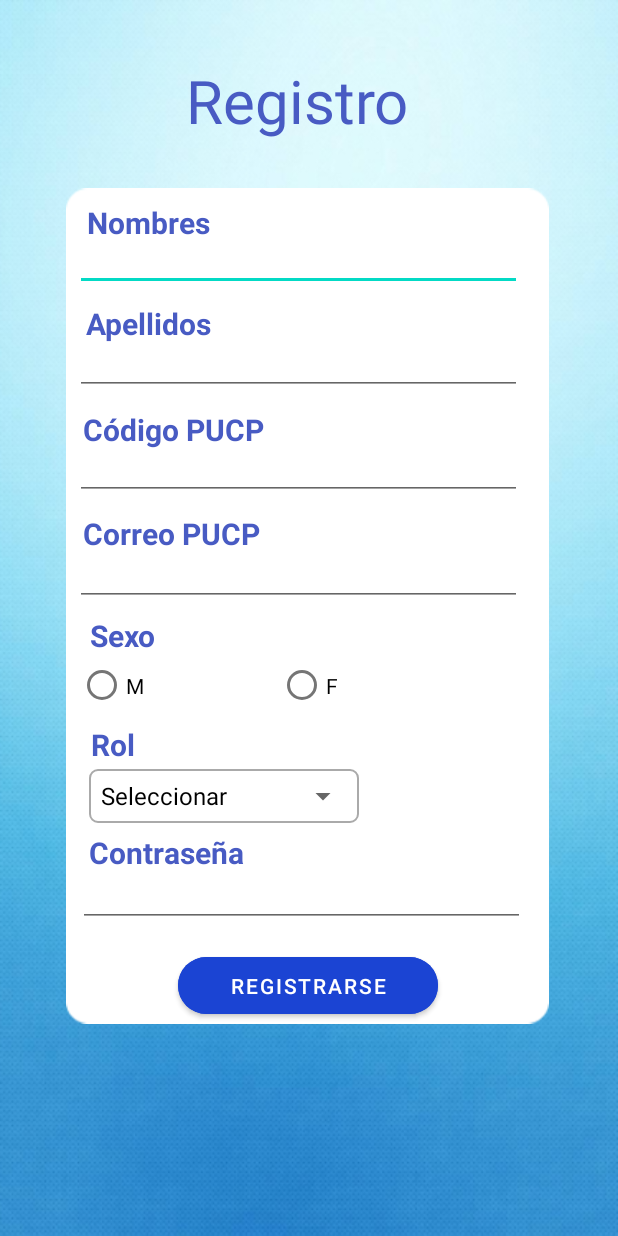
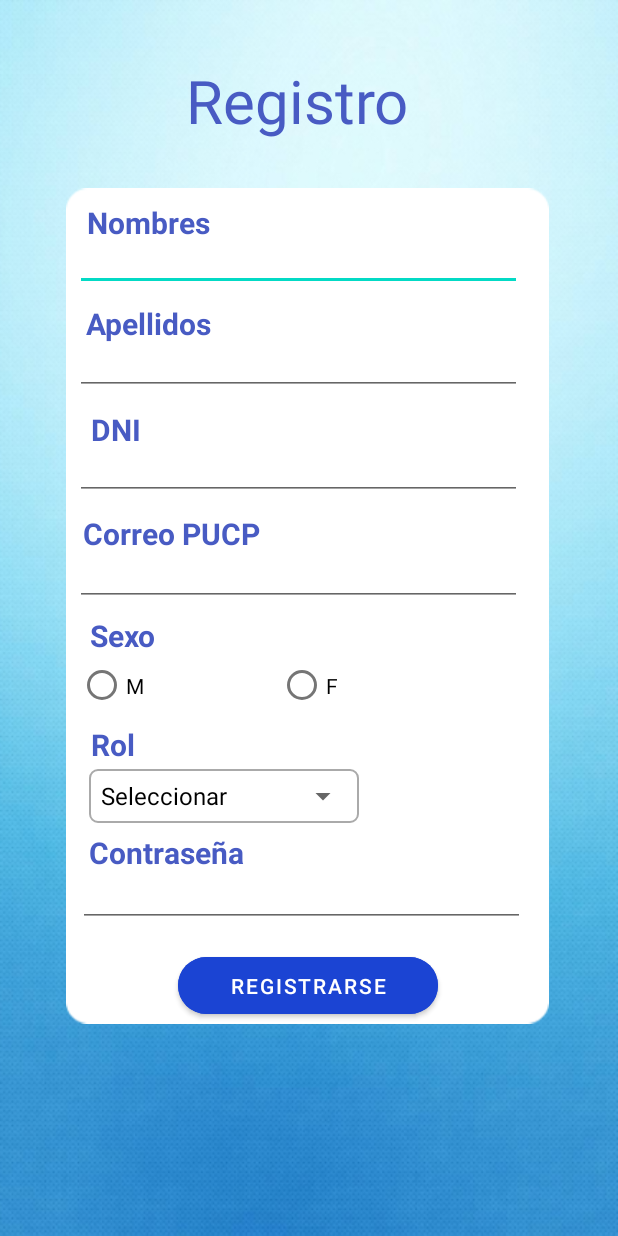
Before and after one commit to AgustinVizcarra/Saget, an Android app: the screen it shows after launch (RegistroActivity), on a phone screen of 412 x 824 dp. Run offline under Robolectric (Android 15) with nearby library versions, the light colour scheme and no system bars; our stand-ins replace Firebase (no records; nobody signed in at launch, a user with empty details on screens opened directly); Roboto replaces fonts that are not available here.

Commit message:
Update activity_registro.xml
dni en vez de codigo en vista

```diff
--- a/app/src/main/res/layout/activity_registro.xml
+++ b/app/src/main/res/layout/activity_registro.xml
@@ -105,11 +105,11 @@
             app:layout_constraintVertical_bias="0.200" />
 
         <TextView
-            android:id="@+id/titulocodigoPUCP"
+            android:id="@+id/titulodni"
             android:layout_width="wrap_content"
             android:layout_height="wrap_content"
             android:fontFamily="@font/yrsa_light"
-            android:text="Código PUCP"
+            android:text="DNI"
             android:textColor="#485BC3"
             android:textSize="20sp"
             android:textStyle="bold"
@@ -120,7 +120,7 @@
             app:layout_constraintTop_toTopOf="@+id/apellidossRegistro"
             app:layout_constraintVertical_bias="0.117" />
         <EditText
-            android:id="@+id/codigoPUCP"
+            android:id="@+id/DNI"
             android:layout_width="298dp"
             android:layout_height="43dp"
             android:ems="10"
```
